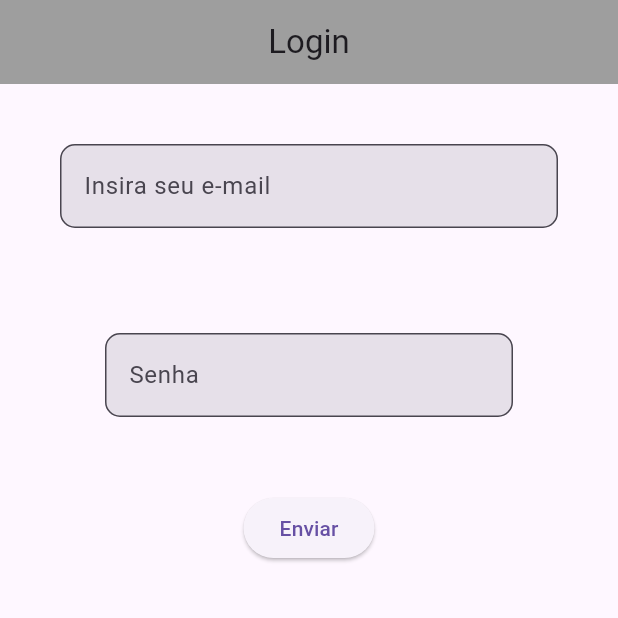
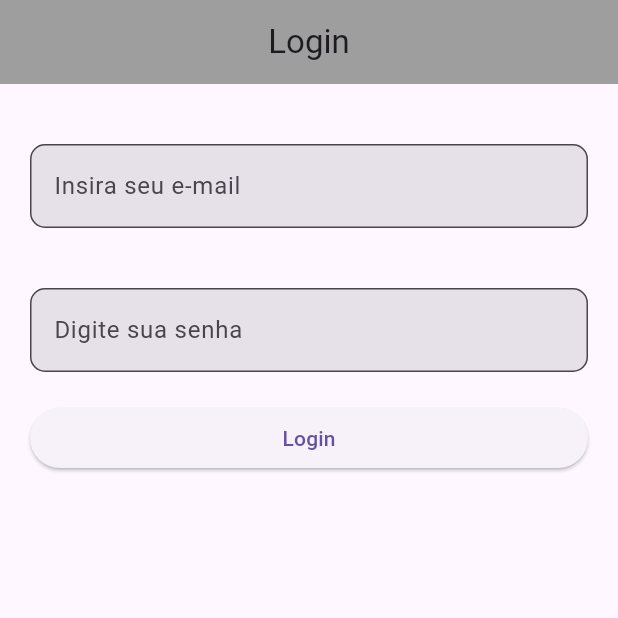
Before and after one commit to murilomolina/Gerenciamento_de_estados_padrao_bloc, a Flutter app: the screen it shows after launch, on a phone screen of 412 x 824 dp, the top half of it. Run offline on Flutter 3.47's test engine with Material 3 defaults, Android fonts, the phone set to English and light mode, and no system bars.

Commit message:
conteudo aula 02

```diff
--- /dev/null
+++ b/lib/blocs/bloc.dart
@@ -0,0 +1,14 @@
+import 'dart:async';
+class Bloc {
+  final _emailController = StreamController <String> ();
+  final _passwordController = StreamController <String> ();
+
+  Stream<String> get email => _emailController.stream;
+
+  Stream<String> get password => _passwordController.stream;
+
+  Function(String) get changeEmail => _emailController.sink.add;
+
+  Function(String) get changePassword => _passwordController.sink.add;
+
+}
--- a/lib/pages/login_page.dart
+++ b/lib/pages/login_page.dart
@@ -1,4 +1,5 @@
 import 'package:flutter/material.dart';
+import 'package:flutter/widgets.dart';
 
 class LoginPage extends StatelessWidget {
   const LoginPage({super.key});
@@ -8,18 +9,19 @@ class LoginPage extends StatelessWidget {
     return Container(
       margin: const EdgeInsets.all(20.0),
       child: Column(
-        children: [emailField(), senhaField(), botaoEnvia()],
+        children: [emailField(), passwordField(), loginButton()],
       ),
     );
   }
 
   Widget emailField() {
     return Container(
-      margin: const EdgeInsets.all(20.0),
+      margin: const EdgeInsets.symmetric(vertical:  20.0),
       child: TextField(
         keyboardType: TextInputType.emailAddress,
         decoration: InputDecoration(
-            hintText: 'Insira seu e-mail',
+            hintText: 'seu@email.com',
+            labelText: 'Insira seu e-mail',
             border:
                 OutlineInputBorder(borderRadius: BorderRadius.circular(10.0)),
             filled: true),
@@ -27,14 +29,15 @@ class LoginPage extends StatelessWidget {
     );
   }
 
-  Widget senhaField() {
+  Widget passwordField() {
     return Container(
-      margin: const EdgeInsets.all(50.0),
+      margin: const EdgeInsets.symmetric(vertical:  20.0),
       child: TextField(
         keyboardType: TextInputType.visiblePassword,
         obscureText: true,
         decoration: InputDecoration(
             hintText: 'Senha',
+            labelText: 'Digite sua senha',
             border:
                 OutlineInputBorder(borderRadius: BorderRadius.circular(10.0)),
             filled: true),
@@ -42,11 +45,17 @@ class LoginPage extends StatelessWidget {
     );
   }
 
-  Widget botaoEnvia() {
-    return ElevatedButton(
-        onPressed: () {
-          print('logou ou não...');
-        },
-        child: const Text('Enviar'));
+  Widget loginButton() {
+    return Row(
+      children: [
+        Expanded(
+          child: ElevatedButton(
+              onPressed: () {
+                print('logou ou não...');
+              },
+              child: const Text('Login')),
+        ),
+      ],
+    );
   }
 }
--- /dev/null
+++ b/lib/validators/validators.dart
@@ -0,0 +1,3 @@
+mixin Validators{
+
+}
--- a/pubspec.yaml
+++ b/pubspec.yaml
@@ -35,6 +35,7 @@ dependencies:
   # The following adds the Cupertino Icons font to your application.
   # Use with the CupertinoIcons class for iOS style icons.
   cupertino_icons: ^1.0.6
+  email_validator: ^3.0.0
 
 dev_dependencies:
   flutter_test:
```
Also changed, not shown: pubspec.lock.
